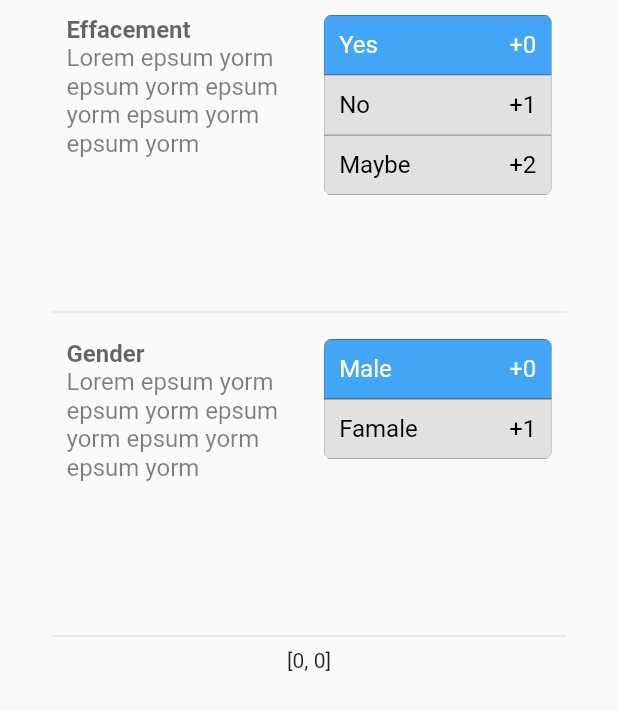
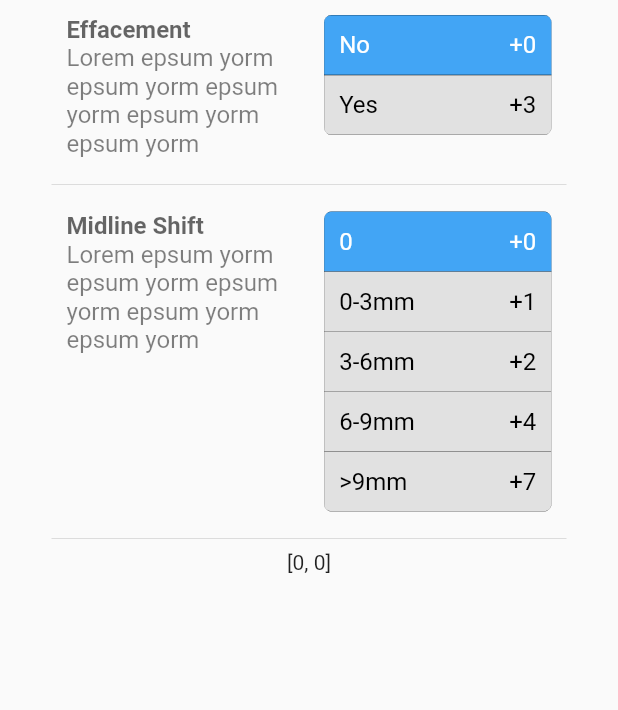
Before and after one commit to luconti/edemascore, a Flutter app: the screen it shows after launch, on a phone screen of 412 x 824 dp. Shown: the top 710 px of the screen. Run offline on Flutter 3.47's test engine with Material 2 defaults, Android fonts, the phone set to English and light mode, and no system bars; Roboto replaces fonts that are missing (OpenSans).

Commit message:
allow for components with multiple options

```diff
--- a/lib/widgets/component.dart
+++ b/lib/widgets/component.dart
@@ -40,11 +40,10 @@ class ComponentState extends State<Component> {
 
   @override
   Widget build(BuildContext context) {
-    return SizedBox(
-      height: 200,
-      child: LayoutBuilder(
+    return LayoutBuilder(
         builder: (BuildContext context, BoxConstraints constraints) {
       return Row(
+        crossAxisAlignment: CrossAxisAlignment.start,
         children: [
           Flexible(
             child: Container(
@@ -87,7 +86,6 @@ class ComponentState extends State<Component> {
           ),
         ],
       );
-      }),
-    );
+    });
   }
 }
--- a/lib/widgets/components.dart
+++ b/lib/widgets/components.dart
@@ -7,17 +7,19 @@ List<ComponentInput> components = [
     title: "Effacement",
     description: "Lorem epsum yorm epsum yorm epsum yorm epsum yorm epsum yorm",
     options: [
-      ComponentOptionInput(title: "Yes", score: 0),
-      ComponentOptionInput(title: "No", score: 1),
-      ComponentOptionInput(title: "Maybe", score: 2),
+      ComponentOptionInput(title: "No", score: 0),
+      ComponentOptionInput(title: "Yes", score: 3),
     ],
   ),
   ComponentInput(
-    title: "Gender",
+    title: "Midline Shift",
     description: "Lorem epsum yorm epsum yorm epsum yorm epsum yorm epsum yorm",
     options: [
-      ComponentOptionInput(title: "Male", score: 0),
-      ComponentOptionInput(title: "Famale", score: 1),
+      ComponentOptionInput(title: "0", score: 0),
+      ComponentOptionInput(title: "0-3mm", score: 1),
+      ComponentOptionInput(title: "3-6mm", score: 2),
+      ComponentOptionInput(title: "6-9mm", score: 4),
+      ComponentOptionInput(title: ">9mm", score: 7),
     ],
   )
 ];
```
Lines whose indentation alone changed are shown as unchanged.
